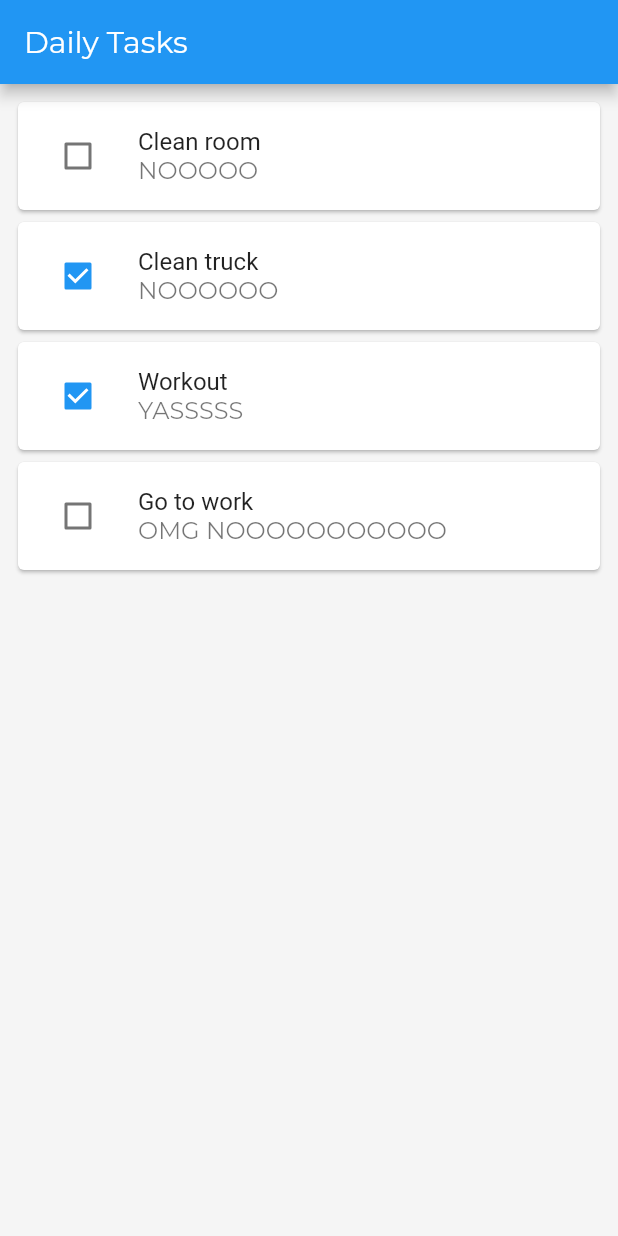
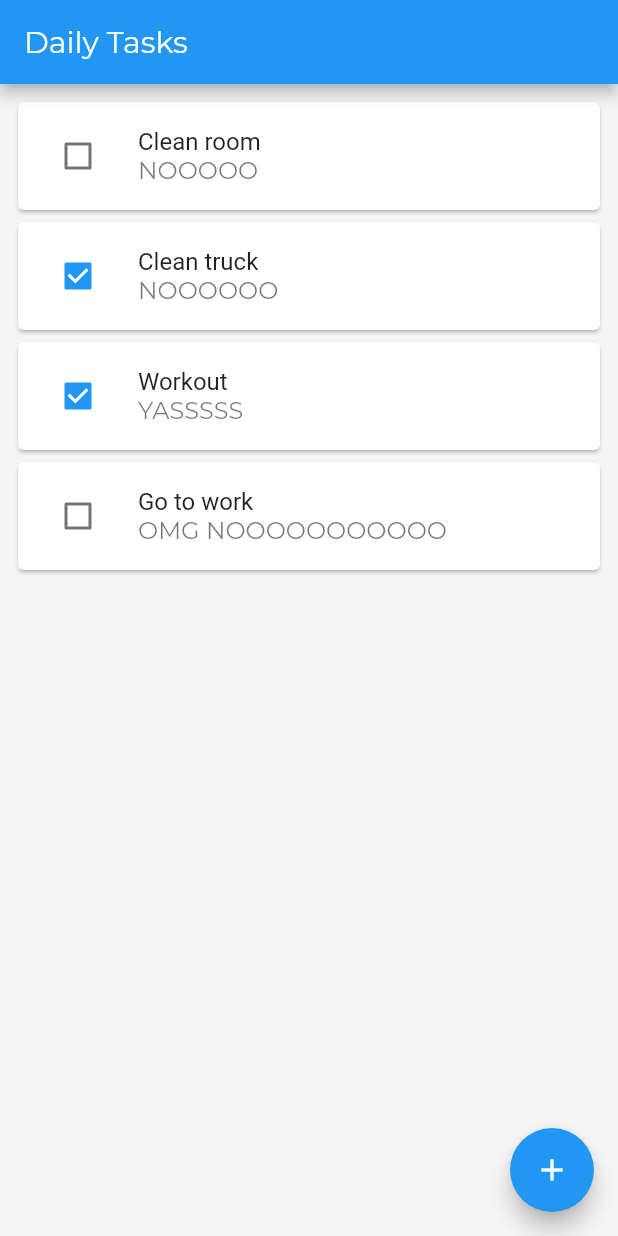
Before and after one commit to darren-finch/Flutter-Todo-App, a Flutter app: the screen it shows after launch, on a phone screen of 412 x 824 dp. Run offline on Flutter 3.47's test engine with Material 2 defaults, Android fonts, the phone set to English and light mode, and no system bars.

Commit message:
Add navigation

```diff
--- a/flutterstuff/lib/app.dart
+++ b/flutterstuff/lib/app.dart
@@ -1,5 +1,6 @@
 import 'package:flutter/material.dart';
-import './screens/todo_list_home.dart';
+import 'package:flutterstuff/screens/task_details/task_details_screen.dart';
+import 'screens/todo_list_home/todo_list_screen.dart';
 import 'style.dart';
 
 class App extends StatelessWidget {
@@ -7,11 +8,17 @@ class App extends StatelessWidget {
   @override
   Widget build(BuildContext context) {
     return MaterialApp(
-        home: TodoListHome(),
-        theme: ThemeData(
-            appBarTheme:
-                AppBarTheme(textTheme: TextTheme(headline6: AppBarTextStyle)),
-            textTheme: TextTheme(
-                headline6: TitleTextStyle, bodyText2: Body1TextStyle)));
+      initialRoute: TodoListScreen.routeName,
+      routes: {
+        TodoListScreen.routeName: (context) => TodoListScreen(),
+        TaskDetailsScreen.routeName: (context) => TaskDetailsScreen()
+      },
+      theme: ThemeData(
+        appBarTheme:
+            AppBarTheme(textTheme: TextTheme(headline6: AppBarTextStyle)),
+        textTheme:
+            TextTheme(headline6: TitleTextStyle, bodyText2: Body1TextStyle),
+      ),
+    );
   }
 }
--- a/flutterstuff/lib/data/models/task.dart
+++ b/flutterstuff/lib/data/models/task.dart
@@ -1,8 +1,10 @@
 class Task {
   int id;
-  String title;
+  String name;
   String description;
   bool isComplete;
 
-  Task(this.id, this.title, this.description, this.isComplete);
+  static Task defaultTask = Task(-1, "", "", false);
+
+  Task(this.id, this.name, this.description, this.isComplete);
 }
--- a/flutterstuff/lib/screens/todo_list_home.dart
+++ /dev/null
@@ -1,19 +0,0 @@
-import 'package:flutter/cupertino.dart';
-import 'package:flutter/material.dart';
-import 'package:flutterstuff/screens/todo_item.dart';
-import 'package:flutterstuff/screens/todo_list.dart';
-
-import '../style.dart';
-
-class TodoListHome extends StatelessWidget {
-  @override
-  Widget build(BuildContext context) {
-    return Scaffold(
-      appBar: AppBar(
-        title: Text("Daily Tasks"),
-      ),
-      body: TodoList(),
-      backgroundColor: backgroundColor,
-    );
-  }
-}
--- a/flutterstuff/lib/screens/todo_item.dart
+++ b/flutterstuff/lib/screens/todo_list_home/todo_item.dart
@@ -1,6 +1,7 @@
 import 'package:flutter/cupertino.dart';
 import 'package:flutter/material.dart';
 import 'package:flutterstuff/data/models/task.dart';
+import 'package:flutterstuff/screens/task_details/task_details_screen.dart';
 
 class TodoItem extends StatelessWidget {
   final Task task;
@@ -11,15 +12,19 @@ class TodoItem extends StatelessWidget {
   Widget build(BuildContext context) {
     return Card(
       child: ListTile(
-        title: Text(task.title),
+        title: Text(task.name),
         subtitle: Text(task.description),
         leading: Checkbox(
           value: task.isComplete,
           onChanged: (bool value) {
             print(
-                "\"${task.title}\" is ${task.isComplete ? "complete." : "not complete."}");
+                "\"${task.name}\" is ${task.isComplete ? "complete." : "not complete."}");
           },
         ),
+        onTap: () {
+          Navigator.pushNamed(context, TaskDetailsScreen.routeName,
+              arguments: TaskDetailsArguments(task.id));
+        },
       ),
     );
   }
--- a/flutterstuff/lib/screens/todo_list.dart
+++ b/flutterstuff/lib/screens/todo_list_home/todo_list.dart
@@ -1,7 +1,7 @@
 import 'package:flutter/cupertino.dart';
 import 'package:flutterstuff/data/db/main_repository.dart';
 import 'package:flutterstuff/data/models/task.dart';
-import 'package:flutterstuff/screens/todo_item.dart';
+import 'package:flutterstuff/screens/todo_list_home/todo_item.dart';
 
 class TodoList extends StatefulWidget {
   @override
--- /dev/null
+++ b/flutterstuff/lib/screens/todo_list_home/todo_list_screen.dart
@@ -0,0 +1,30 @@
+import 'package:flutter/cupertino.dart';
+import 'package:flutter/material.dart';
+import 'package:flutterstuff/data/db/main_repository.dart';
+import 'package:flutterstuff/data/models/task.dart';
+import 'package:flutterstuff/screens/task_details/task_details_screen.dart';
+import 'package:flutterstuff/screens/todo_list_home/todo_list.dart';
+
+import '../../style.dart';
+
+class TodoListScreen extends StatelessWidget {
+  static const routeName = '/';
+
+  @override
+  Widget build(BuildContext context) {
+    return Scaffold(
+      appBar: AppBar(
+        title: Text("Daily Tasks"),
+      ),
+      body: TodoList(),
+      floatingActionButton: FloatingActionButton(
+        child: Icon(Icons.add),
+        onPressed: () {
+          Navigator.pushNamed(context, TaskDetailsScreen.routeName,
+              arguments: TaskDetailsArguments(-1));
+        },
+      ),
+      backgroundColor: backgroundColor,
+    );
+  }
+}
```
Also changed, not shown: flutterstuff/lib/data/db/main_repository.dart (+31 -10 lines), flutterstuff/lib/screens/task_details/task_details_screen.dart (added, +106 -0 lines).
